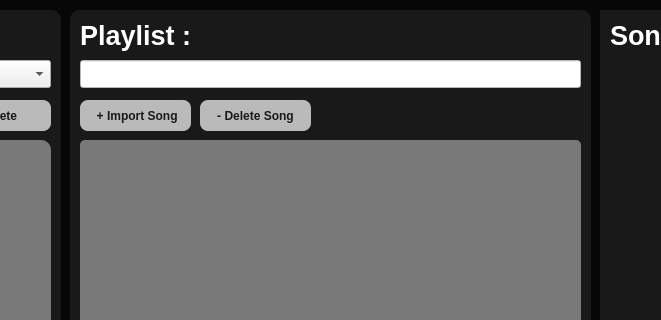
This is mainwindow.ui in Kantisaranucheep/Audify_3 as Qt 5 draws it before an edit; both pictures show x 210 to 871 and y 0 to 320 of the 1080 by 720 pixel window. The edited form follows.
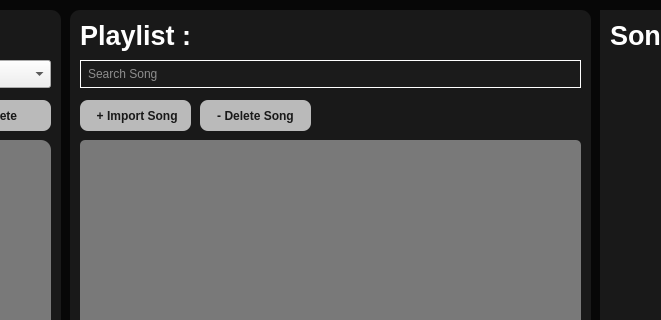
This is the edited form.

Commit message: update stat ui, change line edit style,fix shuffle bug

```diff
--- a/mainwindow.ui
+++ b/mainwindow.ui
@@ -304,9 +304,9 @@
      <property name="geometry">
       <rect>
        <x>10</x>
-       <y>0</y>
+       <y>-10</y>
        <width>491</width>
-       <height>51</height>
+       <height>71</height>
       </rect>
      </property>
      <property name="font">
@@ -397,11 +397,30 @@
        <height>28</height>
       </rect>
      </property>
+     <property name="autoFillBackground">
+      <bool>false</bool>
+     </property>
      <property name="styleSheet">
-      <string notr="true">QLineEdit::editable{ 
-background-color: white; 
+      <string notr="true">QLineEdit {
+    border: 1px solid rgb(255, 255, 255);
+    border-radius: 20px;
+    color: white; /* Change font color to white */
+    background-color: rgb(27, 27, 27);
+    padding-left: 5px;
+    padding-right: 20px;
+}
+
+QLineEdit::hover {
+    border: 2px solid rgb(255, 255, 255);
+}
+
+QLineEdit::focus {
+    border: 2px solid rgb(255, 255, 255);
 }</string>
      </property>
+     <property name="placeholderText">
+      <string>Search Song</string>
+     </property>
     </widget>
    </widget>
    <widget class="QFrame" name="frame_4">
```
The commit also changes 8 other files.
